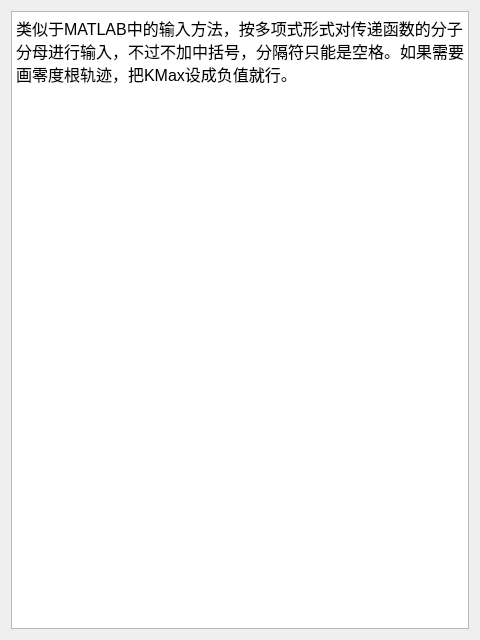
Before: the Qt Designer form form.ui in scienceasdf/easyAuto, drawn with Qt 5.
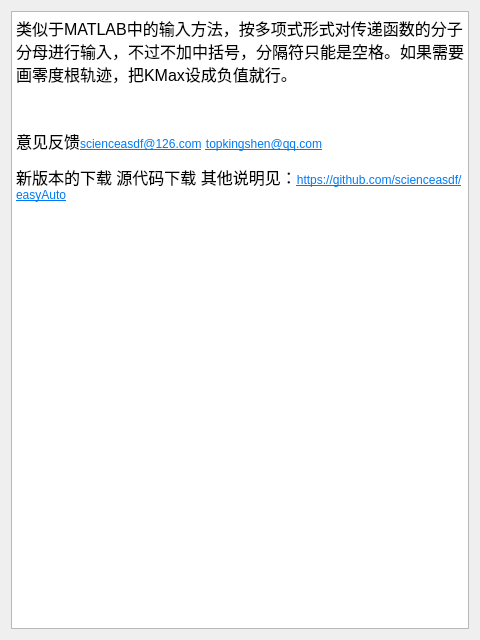
After: the same form once the commit is applied. Icons and pictures are not drawn.

The edit to the form file:
```diff
--- a/form.ui
+++ b/form.ui
@@ -22,6 +22,9 @@
 p, li { white-space: pre-wrap; }
 &lt;/style&gt;&lt;/head&gt;&lt;body style=&quot; font-family:'SimSun'; font-size:9pt; font-weight:400; font-style:normal;&quot;&gt;
 &lt;p style=&quot; margin-top:12px; margin-bottom:12px; margin-left:0px; margin-right:0px; -qt-block-indent:0; text-indent:0px;&quot;&gt;&lt;span style=&quot; font-size:12pt;&quot;&gt;类似于MATLAB中的输入方法，按多项式形式对传递函数的分子分母进行输入，不过不加中括号，分隔符只能是空格。如果需要画零度根轨迹，把KMax设成负值就行。&lt;/span&gt;&lt;/p&gt;
+&lt;p style=&quot;-qt-paragraph-type:empty; margin-top:12px; margin-bottom:12px; margin-left:0px; margin-right:0px; -qt-block-indent:0; text-indent:0px; font-size:12pt;&quot;&gt;&lt;br /&gt;&lt;/p&gt;
+&lt;p style=&quot; margin-top:12px; margin-bottom:12px; margin-left:0px; margin-right:0px; -qt-block-indent:0; text-indent:0px;&quot;&gt;&lt;span style=&quot; font-size:12pt;&quot;&gt;意见反馈&lt;/span&gt;&lt;a href=&quot;scienceasdf@126.com&quot;&gt;&lt;span style=&quot; text-decoration: underline; color:#007af4;&quot;&gt;scienceasdf@126.com&lt;/span&gt;&lt;/a&gt;&lt;span style=&quot; font-size:12pt;&quot;&gt; &lt;/span&gt;&lt;a href=&quot;topkingshen@qq.com&quot;&gt;&lt;span style=&quot; text-decoration: underline; color:#007af4;&quot;&gt;topkingshen@qq.com&lt;/span&gt;&lt;/a&gt;&lt;/p&gt;
+&lt;p style=&quot; margin-top:12px; margin-bottom:12px; margin-left:0px; margin-right:0px; -qt-block-indent:0; text-indent:0px;&quot;&gt;&lt;span style=&quot; font-size:12pt;&quot;&gt;新版本的下载 源代码下载 其他说明见：&lt;/span&gt;&lt;a href=&quot;https://github.com/scienceasdf/easyAuto&quot;&gt;&lt;span style=&quot; text-decoration: underline; color:#007af4;&quot;&gt;https://github.com/scienceasdf/easyAuto&lt;/span&gt;&lt;/a&gt;&lt;/p&gt;
 &lt;p style=&quot; margin-top:12px; margin-bottom:12px; margin-left:0px; margin-right:0px; -qt-block-indent:0; text-indent:0px;&quot;&gt;&lt;img src=&quot;:/QR.png&quot; height=&quot;640&quot; /&gt;&lt;/p&gt;&lt;/body&gt;&lt;/html&gt;</string>
      </property>
     </widget>
```
